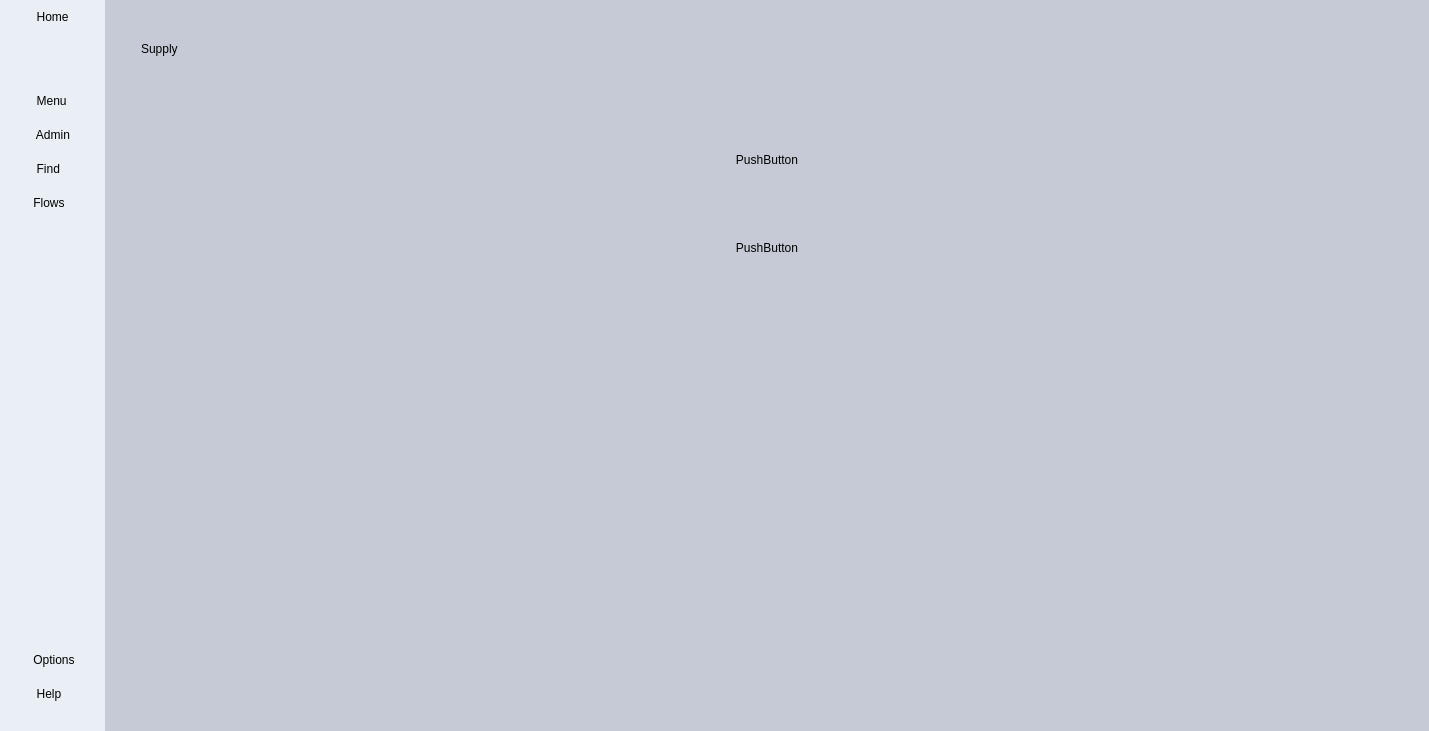
Above: forms/mainwindow.ui from h471x/Gestion_Info_SQLite before the change. Below: the same form after it.
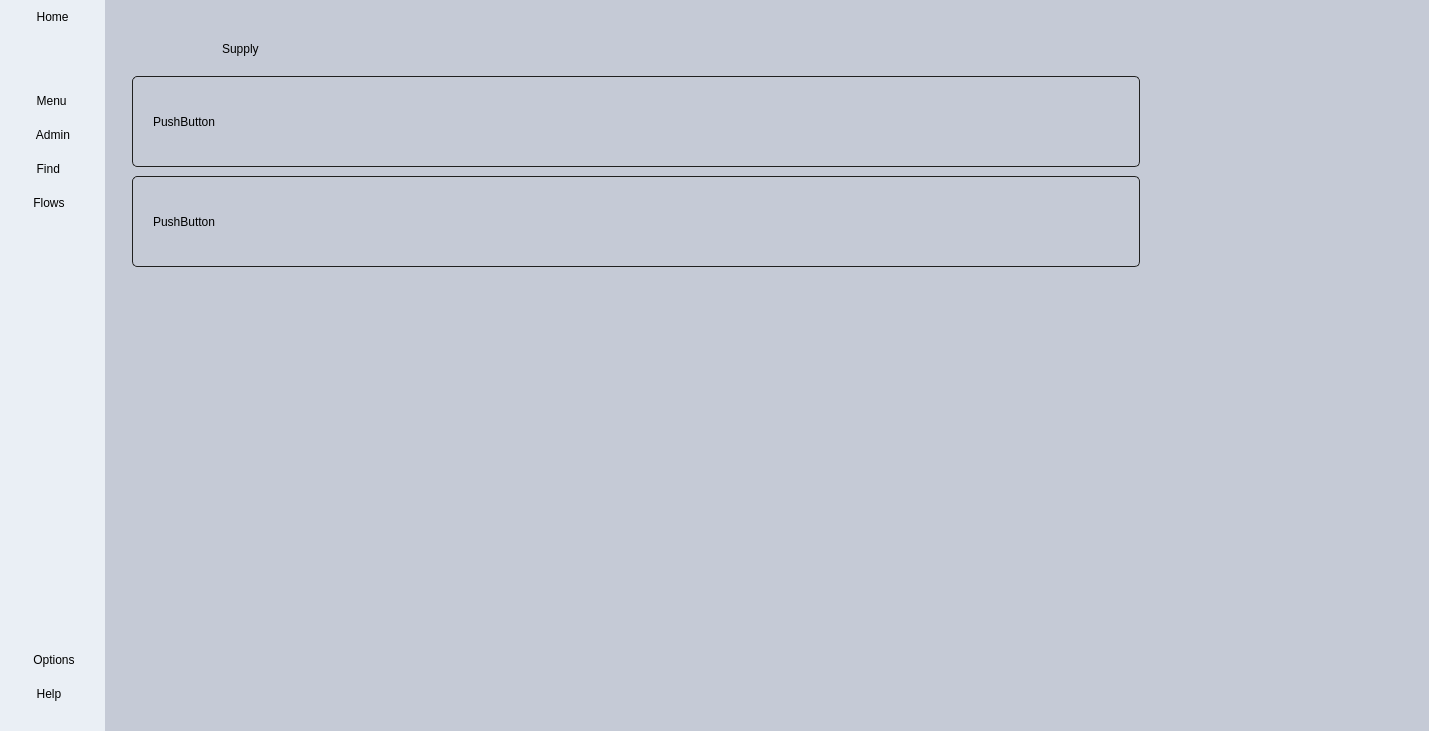
That is the form after the change. Icons and pictures are not drawn.

Commit message: Adjusting The Button GUI

What changed in the file:
```diff
--- a/forms/mainwindow.ui
+++ b/forms/mainwindow.ui
@@ -70,7 +70,17 @@
 #title{
 	font-size: 16pt;
 	font-weight: bold;
-}</string>
+}
+
+#SupplyBtnContainer QPushButton{
+	font: 12pt &quot;Calibri&quot;;
+	text-align: left;
+	padding: 10px 20px;
+	border: 1px solid #202020;
+	border-radius: 5px;
+}
+
+</string>
   </property>
   <property name="iconSize">
    <size>
@@ -559,6 +569,9 @@
                     <enum>QFrame::Raised</enum>
                    </property>
                    <layout class="QHBoxLayout" name="horizontalLayout_6">
+                    <property name="leftMargin">
+                     <number>90</number>
+                    </property>
                     <item>
                      <widget class="QLabel" name="label">
                       <property name="text">
@@ -573,7 +586,7 @@
                       </property>
                       <property name="sizeHint" stdset="0">
                        <size>
-                        <width>1061</width>
+                        <width>984</width>
                         <height>20</height>
                        </size>
                       </property>
@@ -590,22 +603,44 @@
                    <property name="frameShadow">
                     <enum>QFrame::Raised</enum>
                    </property>
-                   <layout class="QVBoxLayout" name="verticalLayout_10">
-                    <item>
                      <widget class="QPushButton" name="pushButton">
+                    <property name="geometry">
+                     <rect>
+                      <x>0</x>
+                      <y>0</y>
+                      <width>1008</width>
+                      <height>91</height>
+                     </rect>
+                    </property>
                       <property name="text">
                        <string>PushButton</string>
                       </property>
-                     </widget>
-                    </item>
-                    <item>
+                    <property name="iconSize">
+                     <size>
+                      <width>24</width>
+                      <height>50</height>
+                     </size>
+                    </property>
+                   </widget>
                      <widget class="QPushButton" name="pushButton_2">
+                    <property name="geometry">
+                     <rect>
+                      <x>0</x>
+                      <y>100</y>
+                      <width>1008</width>
+                      <height>91</height>
+                     </rect>
+                    </property>
                       <property name="text">
                        <string>PushButton</string>
                       </property>
-                     </widget>
-                    </item>
-                   </layout>
+                    <property name="iconSize">
+                     <size>
+                      <width>24</width>
+                      <height>50</height>
+                     </size>
+                    </property>
+                   </widget>
                   </widget>
                  </item>
                 </layout>
```
Lines whose indentation alone changed are shown as unchanged.
